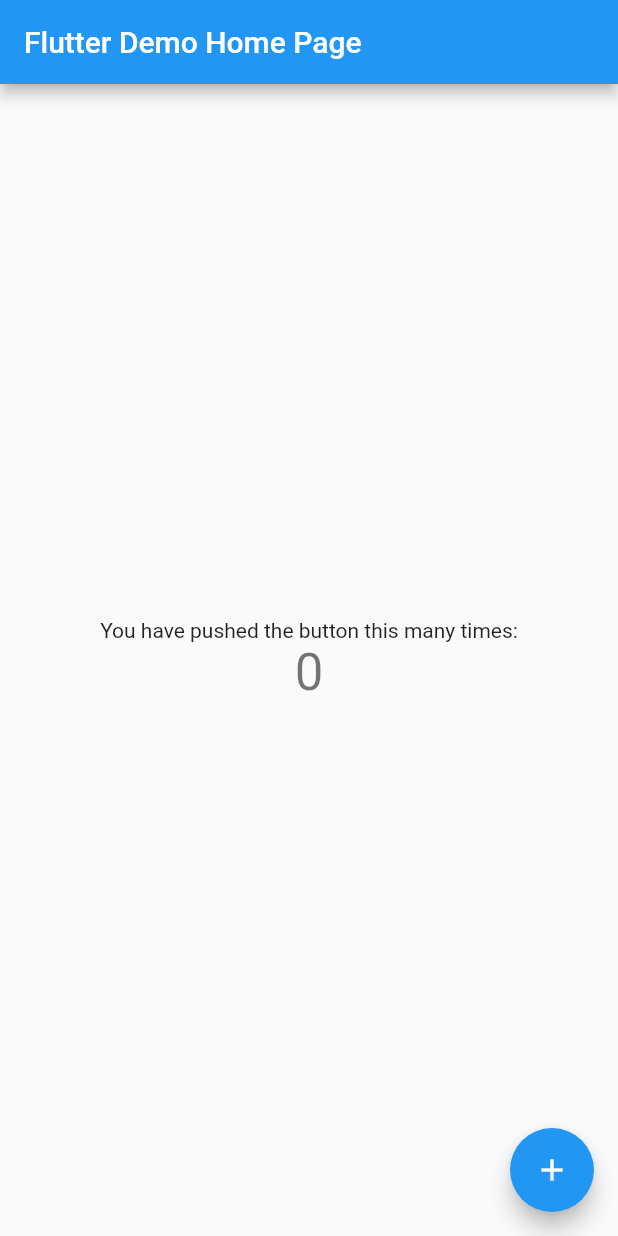
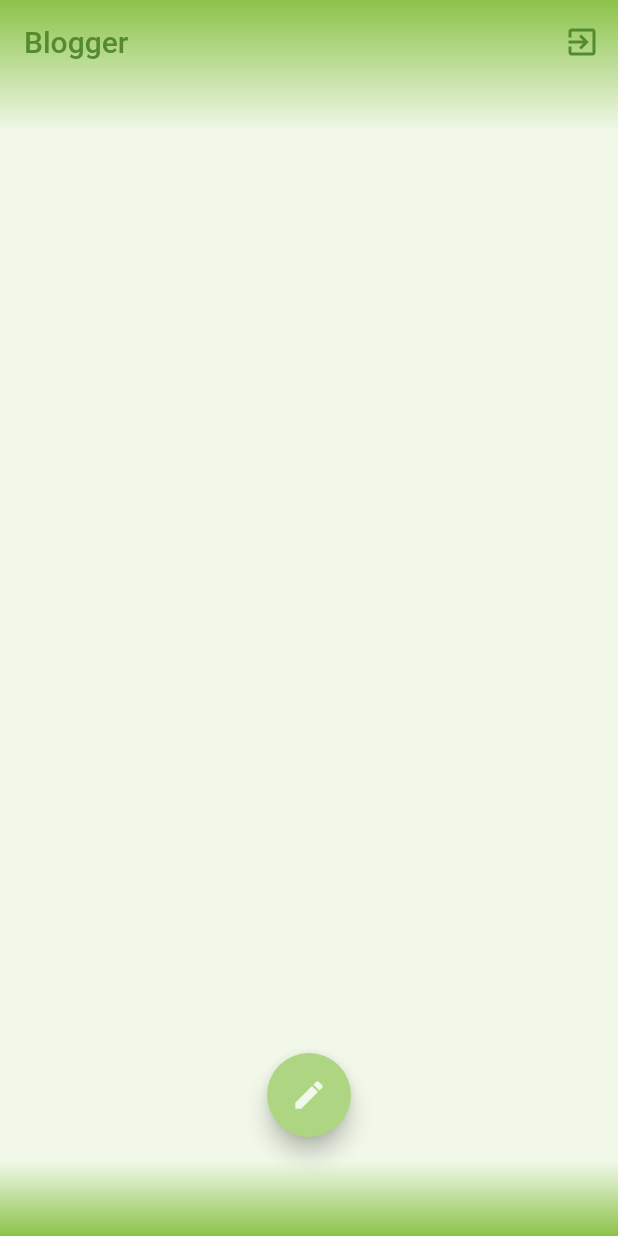
Before and after one commit to rocksolid911/fireblogger, a Flutter app: the screen it shows after launch, on a phone screen of 412 x 824 dp. Run offline on Flutter 3.47's test engine with Material 2 defaults, Android fonts, the phone set to English and light mode, and no system bars.

Commit message:
added class moodicon and formatdate, added home page

```diff
--- a/lib/main.dart
+++ b/lib/main.dart
@@ -1,4 +1,5 @@
 import 'package:flutter/material.dart';
+import './pages/home_page.dart';
 
 void main() {
   runApp(MyApp());
@@ -9,109 +10,14 @@ class MyApp extends StatelessWidget {
   @override
   Widget build(BuildContext context) {
     return MaterialApp(
-      title: 'Flutter Demo',
+      debugShowCheckedModeBanner: false,
+      title: 'Blogger',
       theme: ThemeData(
-        // This is the theme of your application.
-        //
-        // Try running your application with "flutter run". You'll see the
-        // application has a blue toolbar. Then, without quitting the app, try
-        // changing the primarySwatch below to Colors.green and then invoke
-        // "hot reload" (press "r" in the console where you ran "flutter run",
-        // or simply save your changes to "hot reload" in a Flutter IDE).
-        // Notice that the counter didn't reset back to zero; the application
-        // is not restarted.
-        primarySwatch: Colors.blue,
-        // This makes the visual density adapt to the platform that you run
-        // the app on. For desktop platforms, the controls will be smaller and
-        // closer together (more dense) than on mobile platforms.
-        visualDensity: VisualDensity.adaptivePlatformDensity,
+        primarySwatch: Colors.lightGreen,
+        canvasColor: Colors.lightGreen.shade50,
+        bottomAppBarColor: Colors.lightGreen,
       ),
-      home: MyHomePage(title: 'Flutter Demo Home Page'),
+      home: Home(),
     );
   }
 }
-
-class MyHomePage extends StatefulWidget {
-  MyHomePage({Key key, this.title}) : super(key: key);
-
-  // This widget is the home page of your application. It is stateful, meaning
-  // that it has a State object (defined below) that contains fields that affect
-  // how it looks.
-
-  // This class is the configuration for the state. It holds the values (in this
-  // case the title) provided by the parent (in this case the App widget) and
-  // used by the build method of the State. Fields in a Widget subclass are
-  // always marked "final".
-
-  final String title;
-
-  @override
-  _MyHomePageState createState() => _MyHomePageState();
-}
-
-class _MyHomePageState extends State<MyHomePage> {
-  int _counter = 0;
-
-  void _incrementCounter() {
-    setState(() {
-      // This call to setState tells the Flutter framework that something has
-      // changed in this State, which causes it to rerun the build method below
-      // so that the display can reflect the updated values. If we changed
-      // _counter without calling setState(), then the build method would not be
-      // called again, and so nothing would appear to happen.
-      _counter++;
-    });
-  }
-
-  @override
-  Widget build(BuildContext context) {
-    // This method is rerun every time setState is called, for instance as done
-    // by the _incrementCounter method above.
-    //
-    // The Flutter framework has been optimized to make rerunning build methods
-    // fast, so that you can just rebuild anything that needs updating rather
-    // than having to individually change instances of widgets.
-    return Scaffold(
-      appBar: AppBar(
-        // Here we take the value from the MyHomePage object that was created by
-        // the App.build method, and use it to set our appbar title.
-        title: Text(widget.title),
-      ),
-      body: Center(
-        // Center is a layout widget. It takes a single child and positions it
-        // in the middle of the parent.
-        child: Column(
-          // Column is also a layout widget. It takes a list of children and
-          // arranges them vertically. By default, it sizes itself to fit its
-          // children horizontally, and tries to be as tall as its parent.
-          //
-          // Invoke "debug painting" (press "p" in the console, choose the
-          // "Toggle Debug Paint" action from the Flutter Inspector in Android
-          // Studio, or the "Toggle Debug Paint" command in Visual Studio Code)
-          // to see the wireframe for each widget.
-          //
-          // Column has various properties to control how it sizes itself and
-          // how it positions its children. Here we use mainAxisAlignment to
-          // center the children vertically; the main axis here is the vertical
-          // axis because Columns are vertical (the cross axis would be
-          // horizontal).
-          mainAxisAlignment: MainAxisAlignment.center,
-          children: <Widget>[
-            Text(
-              'You have pushed the button this many times:',
-            ),
-            Text(
-              '$_counter',
-              style: Theme.of(context).textTheme.headline4,
-            ),
-          ],
-        ),
-      ),
-      floatingActionButton: FloatingActionButton(
-        onPressed: _incrementCounter,
-        tooltip: 'Increment',
-        child: Icon(Icons.add),
-      ), // This trailing comma makes auto-formatting nicer for build methods.
-    );
-  }
-}
--- /dev/null
+++ b/lib/pages/home_page.dart
@@ -0,0 +1,69 @@
+import 'package:flutter/material.dart';
+class Home extends StatefulWidget {
+  @override
+  _HomeState createState() => _HomeState();
+}
+
+class _HomeState extends State<Home> {
+  @override
+  Widget build(BuildContext context) {
+    return  Scaffold(
+      appBar: AppBar(
+        title: Text(
+          'Blogger',
+          style: TextStyle(
+            color: Colors.lightGreen.shade800,
+          ),
+        ),
+        elevation: 0.0,
+        bottom: PreferredSize(
+          child: Container(),
+          preferredSize: Size.fromHeight(32.0),
+        ),
+        flexibleSpace: Container(
+          decoration: BoxDecoration(
+              gradient: LinearGradient(
+                colors: [Colors.lightGreen, Colors.lightGreen.shade50],
+                begin: Alignment.topCenter,
+                end: Alignment.bottomCenter,
+              )),
+        ),
+        actions: <Widget>[
+          IconButton(
+            icon: Icon(
+              Icons.exit_to_app,
+              color: Colors.lightGreen.shade800,
+            ),
+            onPressed: () {},
+            //ToDo:Add sign out method
+          )
+        ],
+      ),
+      bottomNavigationBar: BottomAppBar(
+        elevation: 0.0,
+        child: Container(
+          height: 50,
+          decoration: BoxDecoration(
+            gradient: LinearGradient(
+              colors: [Colors.lightGreen.shade50, Colors.lightGreen],
+              begin: Alignment.topCenter,
+              end: Alignment.bottomCenter,
+            ),
+          ),
+        ),
+      ),
+      floatingActionButtonLocation: FloatingActionButtonLocation.centerFloat,
+      floatingActionButton: FloatingActionButton(
+        tooltip: 'add new joural',
+        backgroundColor: Colors.lightGreen.shade300,
+        // elevation: 10,
+        child: Icon(
+          Icons.create,
+          color: Colors.lightGreen.shade50,
+        ),
+        onPressed: () {},
+        //TODO:Add _editoraddjournal method
+      ),
+    );
+  }
+}
--- a/pubspec.yaml
+++ b/pubspec.yaml
@@ -23,7 +23,11 @@ environment:
 dependencies:
   flutter:
     sdk: flutter
-
+  firebase_auth: ^0.18.3
+  cloud_firestore: ^0.14.3
+  intl: ^0.16.1
+  provider: ^4.3.2+2
+  google_sign_in: ^4.5.6
 
   # The following adds the Cupertino Icons font to your application.
   # Use with the CupertinoIcons class for iOS style icons.
```
Also changed, not shown: lib/classes/formatdates.dart (added, +13 -0 lines), lib/classes/moodicon.dart (added, +49 -0 lines), pubspec.lock, 2 other files.
